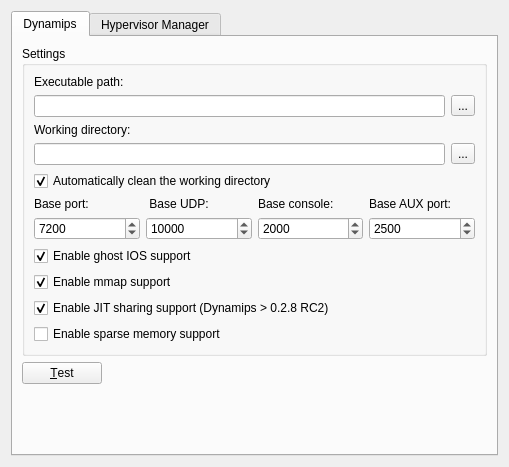
The window that src/GNS3/Ui/ConfigurationPages/Form_PreferencesDynamips.ui (GNS3/gns3-legacy) describes before a commit, drawn with Qt 5.
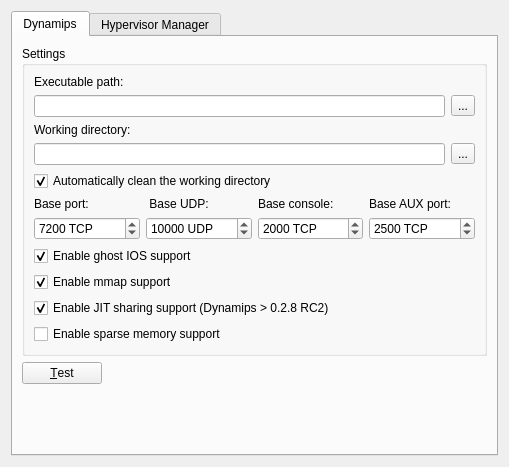
The same window after the commit.

Diff of the .ui file:
```diff
--- a/src/GNS3/Ui/ConfigurationPages/Form_PreferencesDynamips.ui
+++ b/src/GNS3/Ui/ConfigurationPages/Form_PreferencesDynamips.ui
@@ -121,6 +121,9 @@
           </item>
           <item row="6" column="0">
            <widget class="QSpinBox" name="dynamips_port">
+            <property name="suffix">
+             <string notr="true"> TCP</string>
+            </property>
             <property name="maximum">
              <number>65535</number>
             </property>
@@ -131,6 +134,9 @@
           </item>
           <item row="6" column="1">
            <widget class="QSpinBox" name="dynamips_baseUDP">
+            <property name="suffix">
+             <string notr="true"> UDP</string>
+            </property>
             <property name="maximum">
              <number>65535</number>
             </property>
@@ -141,6 +147,9 @@
           </item>
           <item row="6" column="2">
            <widget class="QSpinBox" name="dynamips_baseConsole">
+            <property name="suffix">
+             <string notr="true"> TCP</string>
+            </property>
             <property name="maximum">
              <number>65535</number>
             </property>
@@ -151,6 +160,9 @@
           </item>
           <item row="6" column="3">
            <widget class="QSpinBox" name="dynamips_baseAUX">
+            <property name="suffix">
+             <string notr="true"> TCP</string>
+            </property>
             <property name="maximum">
              <number>65535</number>
             </property>
```
Left out of the diff: 3 changed lines with no effect on the pictures.
